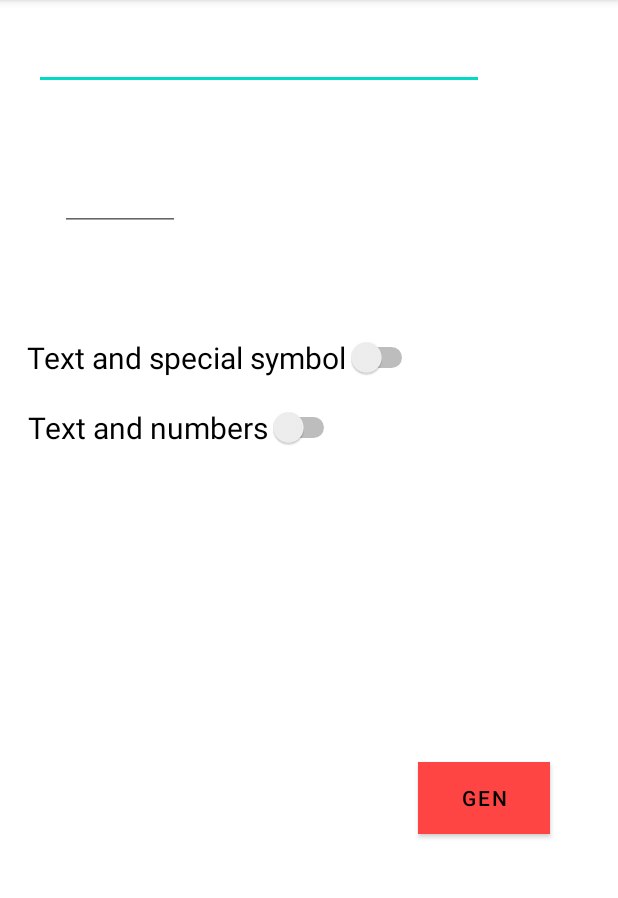
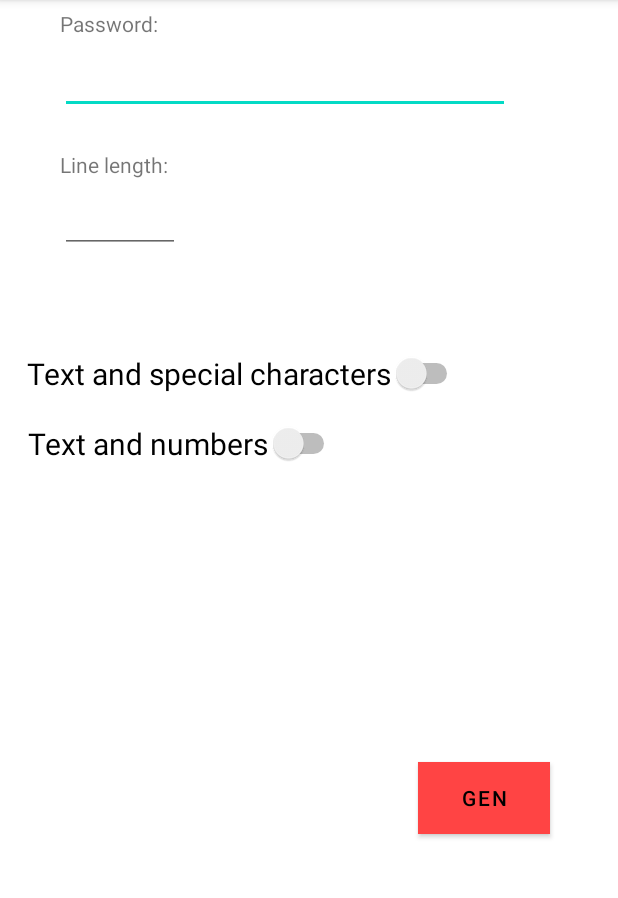
Before and after one commit to risehack111/Generating-password-android-, an Android app: the screen it shows after launch (MainActivity), on a phone screen of 412 x 824 dp, the part 84-982 px from its top. Run offline under Robolectric (Android 15) with nearby library versions, the phone set to English and light mode, and no system bars.

Commit message:
Update. Removing unnecessary text, adding TextView

```diff
--- a/app/src/main/res/layout/activity_main.xml
+++ b/app/src/main/res/layout/activity_main.xml
@@ -6,6 +6,17 @@
     android:layout_height="match_parent"
     tools:context=".MainActivity">
 
+
+    <TextView
+        android:id="@+id/textView2"
+        android:layout_width="wrap_content"
+        android:layout_height="wrap_content"
+        android:layout_marginStart="40dp"
+        android:layout_marginLeft="40dp"
+        android:text="Password:"
+        app:layout_constraintBottom_toTopOf="@+id/editTextTextMultiLine"
+        app:layout_constraintStart_toStartOf="parent"
+        app:layout_constraintTop_toTopOf="parent" />
 
     <EditText
         android:id="@+id/editTextTextMultiLine"
@@ -17,10 +28,10 @@
         android:textColor="@color/black"
         app:layout_constraintBottom_toBottomOf="parent"
         app:layout_constraintEnd_toEndOf="parent"
-        app:layout_constraintHorizontal_bias="0.2"
+        app:layout_constraintHorizontal_bias="0.36"
         app:layout_constraintStart_toStartOf="parent"
         app:layout_constraintTop_toTopOf="parent"
-        app:layout_constraintVertical_bias="0.01999998"
+        app:layout_constraintVertical_bias="0.042"
         tools:visibility="invisible" />
 
     <Button
@@ -42,14 +53,16 @@
         android:id="@+id/switch2"
         android:layout_width="wrap_content"
         android:layout_height="wrap_content"
-        android:text="Text and special symbol"
+        android:layout_marginStart="50dp"
+        android:layout_marginLeft="50dp"
+        android:text="Text and special characters"
         android:textSize="20dp"
         app:layout_constraintBottom_toBottomOf="parent"
         app:layout_constraintEnd_toStartOf="@+id/button"
-        app:layout_constraintHorizontal_bias="1.0"
+        app:layout_constraintHorizontal_bias="0.523"
         app:layout_constraintStart_toStartOf="parent"
         app:layout_constraintTop_toBottomOf="@+id/editTextNumber"
-        app:layout_constraintVertical_bias="0.120000005" />
+        app:layout_constraintVertical_bias="0.116" />
 
     <Switch
         android:id="@+id/switch3"
@@ -81,4 +94,16 @@
         app:layout_constraintTop_toBottomOf="@+id/editTextTextMultiLine"
         app:layout_constraintVertical_bias="0.073" />
 
+    <TextView
+        android:id="@+id/textView"
+        android:layout_width="wrap_content"
+        android:layout_height="wrap_content"
+        android:layout_marginStart="40dp"
+        android:layout_marginLeft="40dp"
+        android:layout_marginTop="20dp"
+        android:text="Line length:"
+        app:layout_constraintBottom_toTopOf="@+id/editTextNumber"
+        app:layout_constraintStart_toStartOf="parent"
+        app:layout_constraintTop_toBottomOf="@+id/editTextTextMultiLine" />
+
 </androidx.constraintlayout.widget.ConstraintLayout>
```
Also changed, not shown: app/src/main/java/com/example/genpass/MainActivity.java (+13 -17 lines).
